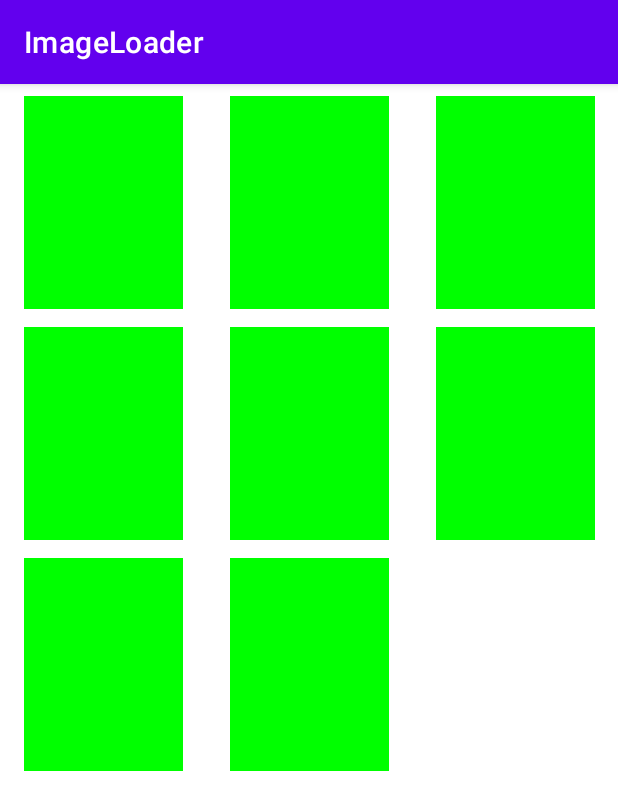
After one commit to one-piece-luffy/ImageLoader, an Android app: the TActivity screen opened directly, with no data from a screen before it, on a phone screen of 412 x 824 dp. The commit adds this screen. Shown: the top 810 px of the screen. Run offline under Robolectric (Android 15) with nearby library versions, the phone set to English and light mode, and no system bars; pictures from the network do not load.

Commit message:
recyclerview 图片圆角

```diff
--- a/app/src/main/AndroidManifest.xml
+++ b/app/src/main/AndroidManifest.xml
@@ -9,6 +9,7 @@
         android:roundIcon="@mipmap/ic_launcher_round"
         android:supportsRtl="true"
         android:theme="@style/Theme.ImageLoader">
+        <activity android:name=".TActivity"></activity>
         <activity android:name=".MainActivity">
             <intent-filter>
                 <action android:name="android.intent.action.MAIN" />
--- /dev/null
+++ b/app/src/main/java/com/example/imageloader/TActivity.java
@@ -0,0 +1,103 @@
+package com.example.imageloader;
+
+import androidx.annotation.NonNull;
+import androidx.appcompat.app.AppCompatActivity;
+import androidx.recyclerview.widget.GridLayoutManager;
+import androidx.recyclerview.widget.LinearLayoutManager;
+import androidx.recyclerview.widget.RecyclerView;
+
+import android.content.Context;
+import android.os.Bundle;
+import android.view.LayoutInflater;
+import android.view.View;
+import android.view.ViewGroup;
+import android.widget.ImageView;
+
+import com.allfootball.news.imageloader.ImageLoader;
+import com.allfootball.news.imageloader.ImageOption;
+import com.allfootball.news.imageloader.glide.RoundCornersTransformation;
+import com.bumptech.glide.Glide;
+import com.bumptech.glide.load.resource.bitmap.CenterCrop;
+import com.bumptech.glide.request.RequestOptions;
+
+import java.util.ArrayList;
+import java.util.List;
+
+public class TActivity extends AppCompatActivity {
+
+    @Override
+    protected void onCreate(Bundle savedInstanceState) {
+        super.onCreate(savedInstanceState);
+        setContentView(R.layout.activity_tactivity);
+        RecyclerView rv=findViewById(R.id.iv);
+        rv.setLayoutManager(new GridLayoutManager(this,3));
+//        rv.setLayoutManager(new LinearLayoutManager(this));
+        List<String> list=new ArrayList<>();
+        list.add("https://gimg2.baidu.com/image_search/src=http%3A%2F%2Fhiphotos.baidu.com%2Ffeed%2Fpic%2Fitem%2Fa686c9177f3e67093183c94037c79f3df9dc558a.jpg&refer=http%3A%2F%2Fhiphotos.baidu.com&app=2002&size=f9999,10000&q=a80&n=0&g=0n&fmt=jpeg?sec=1623831963&t=4f2d32725e0a946cc7303c098b52bc1d");
+        list.add("https://gimg2.baidu.com/image_search/src=http%3A%2F%2Fu001.sy1114.com%2F20170618%2Fdf722f90fe846b8d9986dcd7daa6ccc4.gif&refer=http%3A%2F%2Fu001.sy1114.com&app=2002&size=f9999,10000&q=a80&n=0&g=0n&fmt=jpeg?sec=1623831963&t=82781bdeb5d76eb7e72c68b4728c92a4");
+        list.add("https://img0.baidu.com/it/u=2330851010,38487412&fm=26&fmt=auto&gp=0.jpg");
+        list.add("https://img1.baidu.com/it/u=1858423681,2635904233&fm=26&fmt=auto&gp=0.jpg");
+        list.add("https://img1.baidu.com/it/u=3036377285,704057693&fm=26&fmt=auto&gp=0.jpg");
+        list.add("https://img2.baidu.com/it/u=1163617028,1546411149&fm=15&fmt=auto&gp=0.jpg");
+        list.add("https://img2.baidu.com/it/u=1937854995,541116557&fm=26&fmt=auto&gp=0.jpg");
+        list.add("https://img1.baidu.com/it/u=124607369,3626505470&fm=26&fmt=auto&gp=0.jpg");
+        MyAdapter adapter=new MyAdapter(this,list);
+        rv.setAdapter(adapter);
+    }
+
+    class MyAdapter  extends RecyclerView.Adapter{
+
+        public List<String> list;
+        Context context;
+        public MyAdapter(Context context, List<String> list){
+            this.context=context;
+            this.list=list;
+        }
+        @NonNull
+        @Override
+        public RecyclerView.ViewHolder onCreateViewHolder( ViewGroup parent, int viewType) {
+            MyViewHolder holder=new MyViewHolder(LayoutInflater.from(context).inflate(R.layout.item_list,null));
+            return holder;
+        }
+
+        @Override
+        public void onBindViewHolder( RecyclerView.ViewHolder holder, int position) {
+            MyViewHolder holder1= (MyViewHolder) holder;
+            ImageOption option2=new ImageOption.Builder().url(list.get(position))
+                    .imageView(holder1.iv)
+                    .placeholder(R.drawable.placeholder)
+                    .errorResourceId(R.drawable.error)
+                    .radiusDp(10)
+                    .build();
+            ImageLoader.getInstance().loadImage(context,option2);
+
+
+            RequestOptions options = new RequestOptions();
+                    RoundCornersTransformation transform = new RoundCornersTransformation(context, 30, 0);
+                    options.transform(new CenterCrop(),transform);
+
+
+//                Glide.with(context)
+//                    .load(list.get(position))
+//                    .dontAnimate()
+//                    .placeholder(R.drawable.placeholder)
+//                    .error(R.drawable.error)
+//                        .apply(options)
+//                    .into(holder1.iv);
+        }
+
+        @Override
+        public int getItemCount() {
+            return list.size();
+        }
+
+    }
+    class  MyViewHolder extends RecyclerView.ViewHolder{
+
+        public ImageView iv;
+        public MyViewHolder( View itemView) {
+            super(itemView);
+            iv=itemView.findViewById(R.id.iv);
+        }
+    }
+}
--- a/app/src/main/res/layout/activity_main.xml
+++ b/app/src/main/res/layout/activity_main.xml
@@ -34,6 +34,8 @@
         android:id="@+id/img2"
         android:layout_width="100dp"
         android:layout_height="100dp"
+        android:scaleType="centerCrop"
+        android:background="#77afbaff"
         app:layout_constraintLeft_toLeftOf="@+id/img1"
         app:layout_constraintTop_toBottomOf="@+id/img1"/>
 
--- /dev/null
+++ b/app/src/main/res/layout/activity_tactivity.xml
@@ -0,0 +1,13 @@
+<?xml version="1.0" encoding="utf-8"?>
+<androidx.constraintlayout.widget.ConstraintLayout xmlns:android="http://schemas.android.com/apk/res/android"
+    xmlns:app="http://schemas.android.com/apk/res-auto"
+    xmlns:tools="http://schemas.android.com/tools"
+    android:layout_width="match_parent"
+    android:layout_height="match_parent"
+    tools:context=".TActivity">
+    <androidx.recyclerview.widget.RecyclerView
+        android:id="@+id/iv"
+        android:layout_width="match_parent"
+        android:layout_height="match_parent"
+/>
+</androidx.constraintlayout.widget.ConstraintLayout>
--- /dev/null
+++ b/app/src/main/res/layout/item_list.xml
@@ -0,0 +1,21 @@
+<?xml version="1.0" encoding="utf-8"?>
+<androidx.constraintlayout.widget.ConstraintLayout
+    xmlns:android="http://schemas.android.com/apk/res/android"
+    xmlns:app="http://schemas.android.com/apk/res-auto"
+    android:layout_width="match_parent"
+    android:layout_height="wrap_content"
+    android:paddingTop="8dp"
+    android:paddingBottom="4dp">
+    <ImageView
+        android:id="@+id/iv"
+        android:layout_width="0dp"
+        android:layout_height="142dp"
+        app:layout_constraintDimensionRatio="3:4"
+        android:background="#ff0000"
+        android:scaleType="centerCrop"
+        app:layout_constraintLeft_toLeftOf="parent"
+        app:layout_constraintRight_toRightOf="parent"
+        app:layout_constraintTop_toTopOf="parent"
+        />
+
+</androidx.constraintlayout.widget.ConstraintLayout>
```
Also changed, not shown: app/src/main/java/com/example/imageloader/MainActivity.java (+9 -0 lines), imageloader/build.gradle (+5 -5 lines), imageloader/src/main/java/com/allfootball/news/imageloader/glide/GlideImageLoaderStrategy.java (+21 -79 lines).
